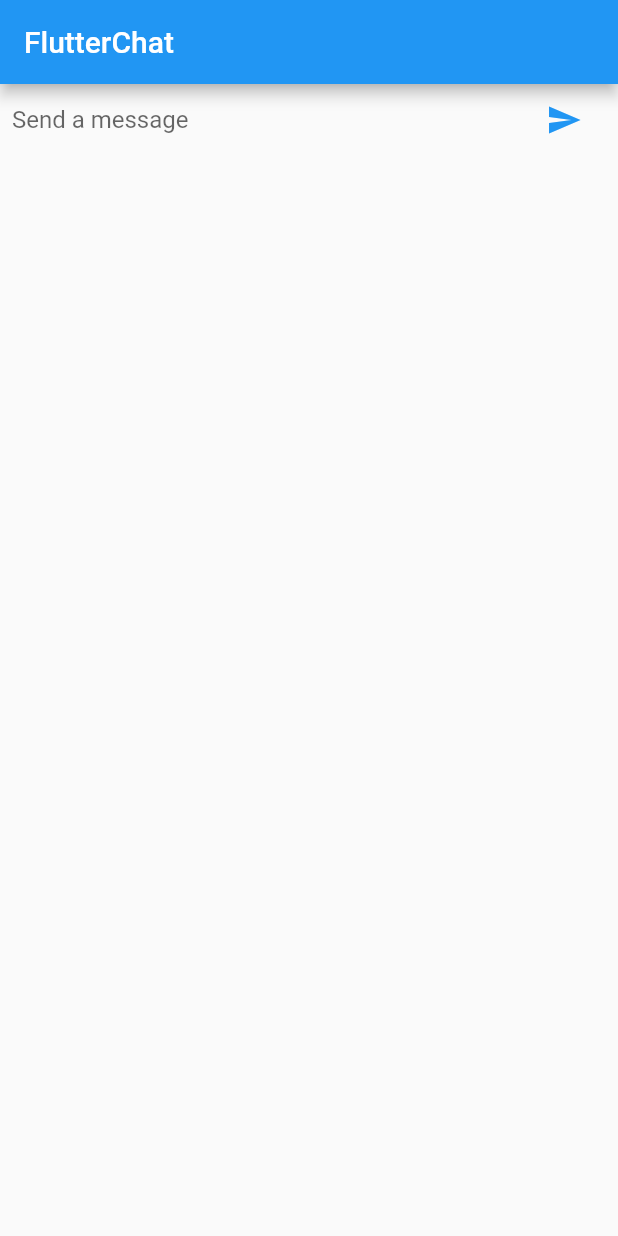
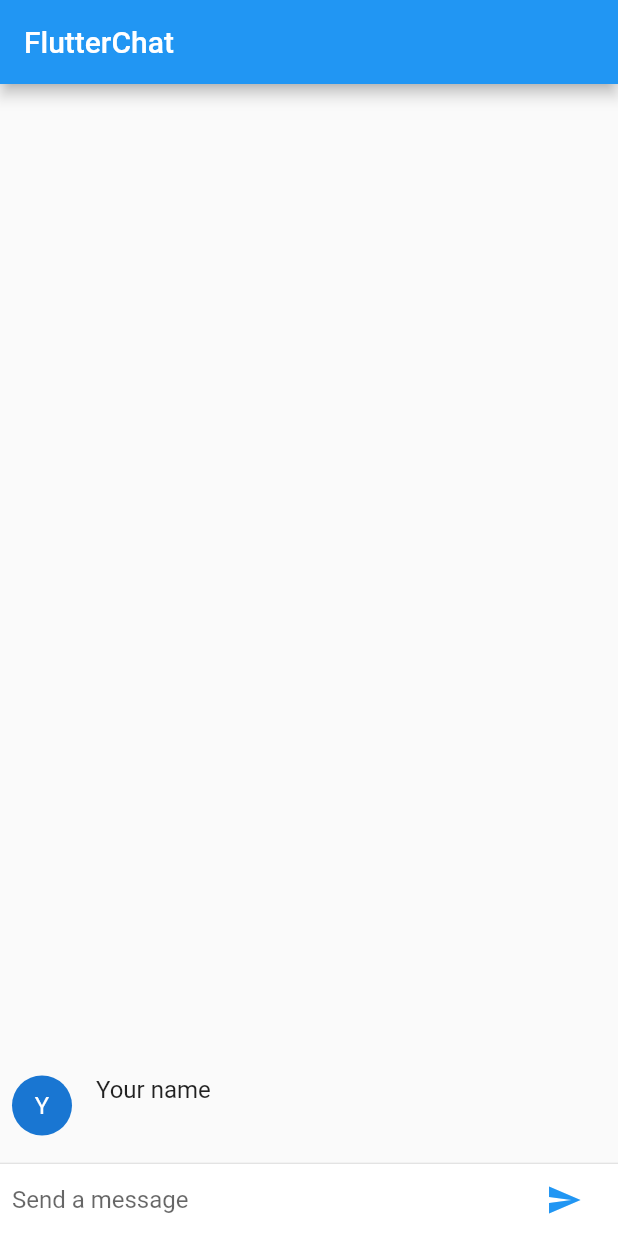
Before and after one commit to mtayyab010/ResponsiveChat, a Flutter app: the screen it shows after launch, after a tap on the "send" icon, on a phone screen of 412 x 824 dp. Run offline on Flutter 3.47's test engine with Material 2 defaults, Android fonts, the phone set to English and light mode, and no system bars.

Commit message:
feature: Add UI for displaying messages
ChatMessage StatelessWidget was added to display Row containing CircleAvatar, as well as a Column with Texts for username and message

ChatScreenState replaced the Scaffold body with a Column displaying a ChatMessage List from a Flexible ListView before a Divider-separated text input Container

ChatScreenState.handleSubmitted() was modified to insert submitted ChatMessage into ChatMessage List

ChatScreenState.buildTextComposer() was modified to invoke handleSubmitted() onSubmitted rather than onModified of the TextField.

```diff
--- a/lib/main.dart
+++ b/lib/main.dart
@@ -1,4 +1,6 @@
 import 'package:flutter/material.dart';
+
+const String _name = "Your name";
 
 void main() => runApp(FlutterChatApp());
 
@@ -18,17 +20,31 @@ class ChatScreen extends StatefulWidget {
 }
 
 class ChatScreenState extends State<ChatScreen> {
+  final List<ChatMessage> _messages = List<ChatMessage>();
   final TextEditingController _textController = TextEditingController();
   @override
   Widget build(BuildContext context) {
     return Scaffold(
-      appBar: AppBar(
-        title: Text("FlutterChat"),
+      appBar: AppBar(title: Text("FlutterChat"),),
+      body: Column(
+        children: <Widget>[
+          Flexible(
+            child: ListView.builder(
+                padding: const EdgeInsets.all(8.0),
+                reverse: true,
+                itemBuilder: (_, int index) => _messages[index],
+                itemCount: _messages.length,
+            ),
+          ),
+          Divider(height: 1.0,),
+          Container(
+            decoration: BoxDecoration(color: Theme.of(context).cardColor),
+            child: _buildTextComposer(),
+          ),
+        ],
       ),
-      body: _buildTextComposer(),
     );
   }
-
   Widget _buildTextComposer() {
     return IconTheme(
       data: IconThemeData(color: Theme.of(context).accentColor),
@@ -39,7 +55,7 @@ class ChatScreenState extends State<ChatScreen> {
             Flexible(
               child: TextField(
                 controller: _textController,
-                onChanged: _handleSubmitted,
+                onSubmitted: _handleSubmitted,
                 decoration: InputDecoration.collapsed(hintText: "Send a message"),
               ),
             ),
@@ -58,5 +74,37 @@ class ChatScreenState extends State<ChatScreen> {
 
   void _handleSubmitted(String text) {
     _textController.clear();
+    ChatMessage message = ChatMessage(text: text,);
+    setState(() { _messages.insert(0, message); });
   }
 }
+
+class ChatMessage extends StatelessWidget {
+  ChatMessage({this.text});
+  final String text;
+  @override
+  Widget build(BuildContext context) {
+    return Container(
+      margin: const EdgeInsets.symmetric(vertical: 10.0),
+      child: Row(
+        crossAxisAlignment: CrossAxisAlignment.start,
+        children: <Widget>[
+          Container(
+            margin: const EdgeInsets.only(right: 16.0),
+            child: CircleAvatar(child: Text(_name[0])),
+          ),
+          Column(
+            crossAxisAlignment: CrossAxisAlignment.start,
+            children: <Widget>[
+              Text(_name, style: Theme.of(context).textTheme.subhead),
+              Container(
+                margin: const EdgeInsets.only(right: 5.0),
+                child: Text(text),
+              ),
+            ],
+          ),
+        ],
+      ),
+    );
+  }
+}
```
